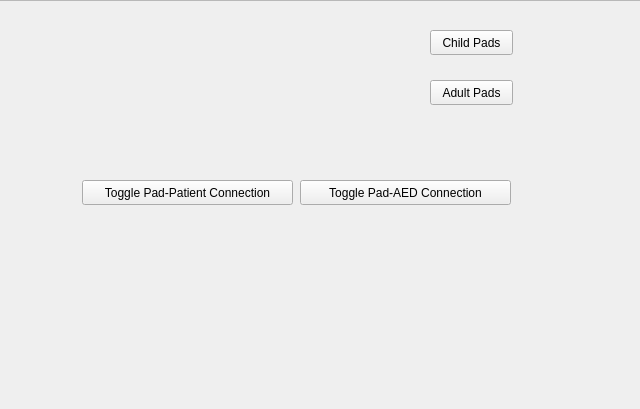
GrewalCreator/AED-Simulator, file AED_Simulator/testwindow.ui: the form before one commit; both pictures show x 370 to 1010 and y 0 to 409 of the 1010 by 409 pixel window.
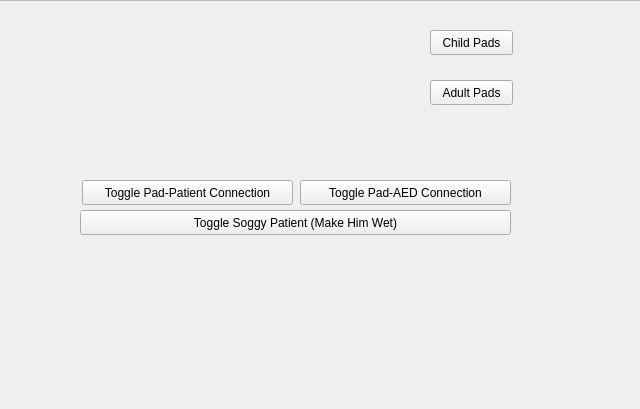
The form after the commit.

Commit message: Updated Compressions Logic To Have A Set Amount of Compressions done before Setting backt o Analyze_ECG. Updating HR has a central function in AEDController which will update the slider and LCD accordingly. Slight syntax changes. Patient Wet Toggle Button Added

```diff
--- a/AED_Simulator/testwindow.ui
+++ b/AED_Simulator/testwindow.ui
@@ -161,6 +161,19 @@
      <string>Compression</string>
     </property>
    </widget>
+   <widget class="QPushButton" name="toggle_wet">
+    <property name="geometry">
+     <rect>
+      <x>450</x>
+      <y>210</y>
+      <width>431</width>
+      <height>25</height>
+     </rect>
+    </property>
+    <property name="text">
+     <string>Toggle Soggy Patient (Make Him Wet)</string>
+    </property>
+   </widget>
   </widget>
  </widget>
  <resources/>
```
The commit also changes 10 other files.
